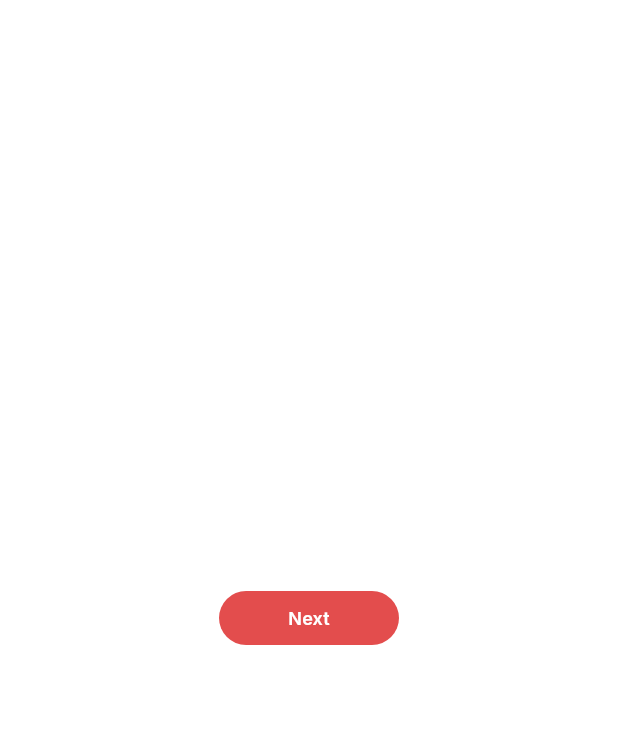
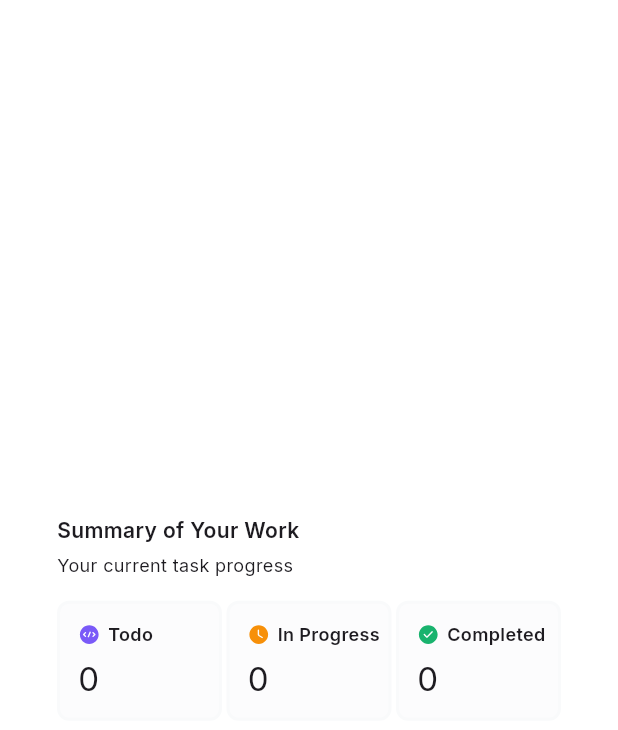
Before and after one commit to it-instagrp/insta-attend, a Flutter app: the screen it shows after launch, on a phone screen of 412 x 824 dp. Shown: the top 730 px of the screen. Run offline on Flutter 3.47's test engine with Material 3 defaults, Android fonts, the light colour scheme and no system bars; our stand-ins replace flutter_svg, get, google_fonts.

Commit message:
Addition: Added Components

```diff
--- /dev/null
+++ b/lib/Component/Cards/task_card.dart
@@ -0,0 +1,107 @@
+import 'package:flutter/material.dart';
+import 'package:flutter_svg/flutter_svg.dart';
+import 'package:insta_attend/Constant/constant_asset.dart';
+import 'package:insta_attend/Constant/constant_color.dart';
+import 'package:insta_attend/Constant/constant_font.dart';
+
+enum TaskType{
+  todo, inprogress, completed
+}
+
+class TaskCard extends StatelessWidget {
+  final int todoTask, inprogressTask, completedTask;
+  const TaskCard({super.key, this.completedTask = 0, this.todoTask = 0, this.inprogressTask = 0});
+
+  @override
+  Widget build(BuildContext context) {
+    return Container(
+      width: 366,
+      padding: EdgeInsets.all(15.0),
+      decoration: BoxDecoration(
+        borderRadius: BorderRadius.circular(8.0),
+        color: Colors.white,
+      ),
+      child: Column(
+        mainAxisSize: MainAxisSize.min,
+        mainAxisAlignment: MainAxisAlignment.start,
+        crossAxisAlignment: CrossAxisAlignment.start,
+        children: [
+          Text("Summary of Your Work", style: kfLabelLarge,),
+          SizedBox(
+            height: 5,
+          ),
+          Text("Your current task progress", style: kfBodySmall,),
+          SizedBox(
+            height: 15,
+          ),
+          Row(
+            mainAxisAlignment: MainAxisAlignment.spaceBetween,
+            crossAxisAlignment: CrossAxisAlignment.center,
+            children: [
+              _buildTaskSection(TaskType.todo, todoTask),
+              _buildTaskSection(TaskType.inprogress, inprogressTask),
+              _buildTaskSection(TaskType.completed, completedTask),
+            ],
+          )
+        ],
+      ),
+    );
+  }
+
+  Widget _buildTaskSection(TaskType type, int amount){
+    return Container(
+      padding: EdgeInsets.all(12.0),
+      height: 80,
+      width: 110,
+      decoration: BoxDecoration(
+          borderRadius: BorderRadius.circular(8.0),
+          color: kcGrey25,
+          border: Border.all(
+              color: kcGrey100,
+              width: 2
+          )
+      ),
+      child: Column(
+        mainAxisSize: MainAxisSize.min,
+        mainAxisAlignment: MainAxisAlignment.center,
+        crossAxisAlignment: CrossAxisAlignment.start,
+        children: [
+          Row(
+            mainAxisSize: MainAxisSize.min,
+            children: [
+              SvgPicture.asset(_getTaskIcon(type), fit: BoxFit.scaleDown, height: 15, width: 15,),
+              SizedBox(width: 5,),
+              Text(_getTaskTitle(type), style: kfLabelMedium,),
+            ],
+          ),
+          SizedBox(
+            height: 5,
+          ),
+          Text("${amount.toString()}", style: kfTitleLarge,)
+        ],
+      ),
+    );
+  }
+
+  String _getTaskTitle(TaskType type){
+    switch(type){
+      case TaskType.todo:
+        return "Todo";
+      case TaskType.inprogress:
+        return "In Progress";
+      case TaskType.completed:
+        return "Completed";
+    }
+  }
+
+  String _getTaskIcon(TaskType type){
+    switch(type){
+      case TaskType.todo:
+        return kaTodo;
+      case TaskType.inprogress:
+        return kaInprogress;
+      case TaskType.completed:
+        return kaCompleted;
+    }
+  }
+}
--- /dev/null
+++ b/lib/Constant/constant_asset.dart
@@ -0,0 +1,15 @@
+final String kaOnboardingOne = "assets/Images/onboarding1.png";
+final String kaOnboardingTwo = "assets/Images/onboarding2.png";
+final String kaOnboardingThree = "assets/Images/onboarding3.png";
+final String kaOnboardingFour = "assets/Images/onboarding4.png";
+
+
+
+/**** SVG Icons ****/
+final String kaTotalExpense = "assets/svg/totalExpense.svg";
+final String kaReviewExpense = "assets/svg/reviewExpense.svg";
+final String kaApprovedExpense = "assets/svg/approvedExpense.svg";
+final String kaUsedLeaves = "assets/svg/usedLeaves.svg";
+final String kaTodo = "assets/svg/todo.svg";
+final String kaInprogress = "assets/svg/inprogress.svg";
+final String kaCompleted = "assets/svg/completed.svg";
--- a/lib/View/pages/homescreen.dart
+++ b/lib/View/pages/homescreen.dart
@@ -1,5 +1,9 @@
 import 'package:flutter/material.dart';
-import 'package:insta_attend/Component/Button/custom_button.dart';
+import 'package:insta_attend/Component/Cards/expense_card.dart';
+import 'package:insta_attend/Component/Cards/leave_card.dart';
+import 'package:insta_attend/Component/Cards/status_bar.dart';
+import 'package:insta_attend/Component/Cards/task_card.dart';
+import 'package:insta_attend/Component/Cards/user_map_pin.dart';
 
 class Homescreen extends StatelessWidget {
   const Homescreen({super.key});
@@ -9,7 +13,7 @@ class Homescreen extends StatelessWidget {
     return Scaffold(
       backgroundColor: Colors.white,
       body: Center(
-        child: CustomButton(label: "Next", onPressed: (){ }, size: ButtonSize.sm, state: ButtonState.focused, hierarchy: ButtonHierarchy.primary, destructive: true,),
+        child: TaskCard(),
       ),
     );
   }
--- a/lib/main.dart
+++ b/lib/main.dart
@@ -2,6 +2,7 @@ import 'package:flutter/material.dart';
 import 'package:get/get.dart';
 import 'package:google_fonts/google_fonts.dart';
 import 'package:insta_attend/View/pages/homescreen.dart';
+import 'package:insta_attend/View/pages/onboarding_one.dart';
 
 Future<void> main() async{
   runApp(MyApp());
--- a/pubspec.yaml
+++ b/pubspec.yaml
@@ -61,8 +61,9 @@ flutter:
   uses-material-design: true
 
   # To add assets to your application, add an assets section, like this:
-  # assets:
-  #   - images/a_dot_burr.jpeg
+  assets:
+    - assets/Images/
+    - assets/svg/
   #   - images/a_dot_ham.jpeg
 
   # An image asset can refer to one or more resolution-specific "variants", see
```
Also changed, not shown: lib/Component/Button/main_button.dart (added, +70 -0 lines), lib/Component/Cards/expense_card.dart (added, +108 -0 lines), lib/Component/Cards/leave_card.dart (added, +103 -0 lines), lib/Component/Cards/status_bar.dart (added, +170 -0 lines), lib/Component/Cards/user_map_pin.dart (added, +34 -0 lines), lib/Component/Subpages/onboarding_subpage.dart (added, +21 -0 lines), lib/Constant/constant_font.dart (+6 -18 lines), lib/View/pages/onboarding_one.dart (added, +40 -0 lines), assets/svg/approvedExpense.svg (added), assets/svg/completed.svg (added), assets/svg/inprogress.svg (added), assets/svg/reviewExpense.svg (added), assets/svg/todo.svg (added), assets/svg/totalExpense.svg (added), 1 more files.
